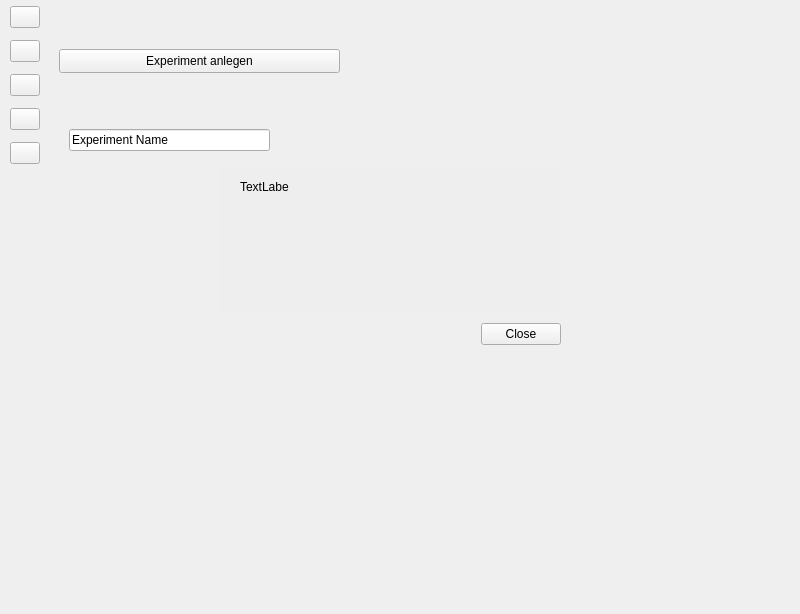
The window that GUI/Navigation.ui (Prof-Adrian-Mueller/Agile_Roboticsystems_Laborstrasse) describes before a commit, drawn with Qt 5.
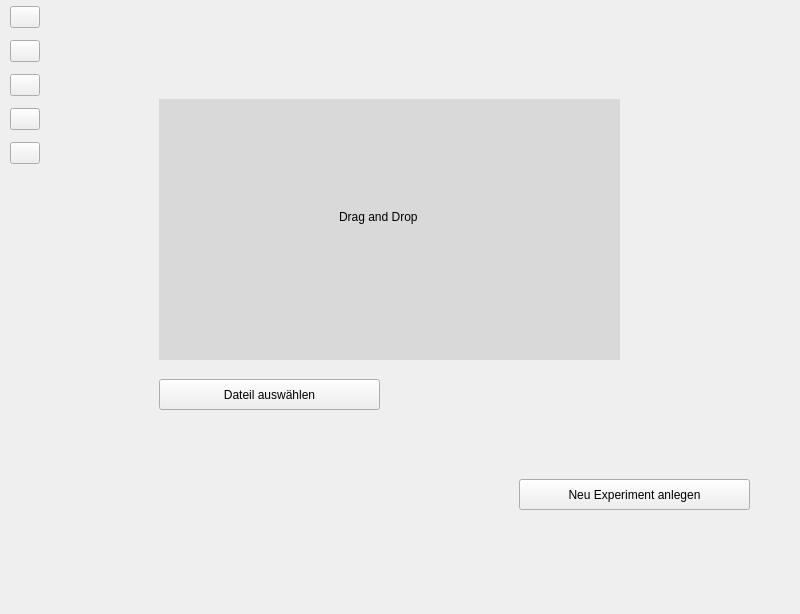
The same window after the commit. The open tabs and pages were chosen to show the change. Icons and pictures are not drawn.

Commit message:
drag and drop
new experiment creation drag and drop feature

What changed in the file:
```diff
--- a/GUI/Navigation.ui
+++ b/GUI/Navigation.ui
@@ -225,27 +225,56 @@
       <widget class="QPushButton" name="pushButton">
        <property name="geometry">
         <rect>
-         <x>30</x>
-         <y>40</y>
-         <width>281</width>
-         <height>24</height>
+         <x>490</x>
+         <y>470</y>
+         <width>231</width>
+         <height>31</height>
         </rect>
        </property>
        <property name="text">
-        <string>Experiment anlegen</string>
+        <string>Neu Experiment anlegen</string>
        </property>
       </widget>
-      <widget class="QLineEdit" name="lineEdit">
+      <widget class="QWidget" name="importAreaDragDrop" native="true">
        <property name="geometry">
         <rect>
-         <x>40</x>
-         <y>120</y>
-         <width>201</width>
-         <height>22</height>
+         <x>130</x>
+         <y>90</y>
+         <width>461</width>
+         <height>261</height>
         </rect>
        </property>
+       <property name="acceptDrops">
+        <bool>true</bool>
+       </property>
+       <property name="styleSheet">
+        <string notr="true">background-color:rgb(217, 217, 217)</string>
+       </property>
+       <widget class="QLabel" name="label_8">
+        <property name="geometry">
+         <rect>
+          <x>180</x>
+          <y>110</y>
+          <width>181</width>
+          <height>16</height>
+         </rect>
+        </property>
+        <property name="text">
+         <string>Drag and Drop</string>
+        </property>
+       </widget>
+      </widget>
+      <widget class="QPushButton" name="chooseFileFromExplorer">
+       <property name="geometry">
+        <rect>
+         <x>130</x>
+         <y>370</y>
+         <width>221</width>
+         <height>31</height>
+        </rect>
+       </property>
        <property name="text">
-        <string>Experiment Name</string>
+        <string>Dateil auswählen</string>
        </property>
       </widget>
      </widget>
@@ -353,8 +382,8 @@
      <rect>
       <x>10</x>
       <y>0</y>
-      <width>31</width>
-      <height>561</height>
+      <width>41</width>
+      <height>601</height>
      </rect>
     </property>
     <widget class="QWidget" name="layoutWidget">
```
Left out of the diff: 25 changed lines with no effect on the pictures. The commit also changes 4 other files.
